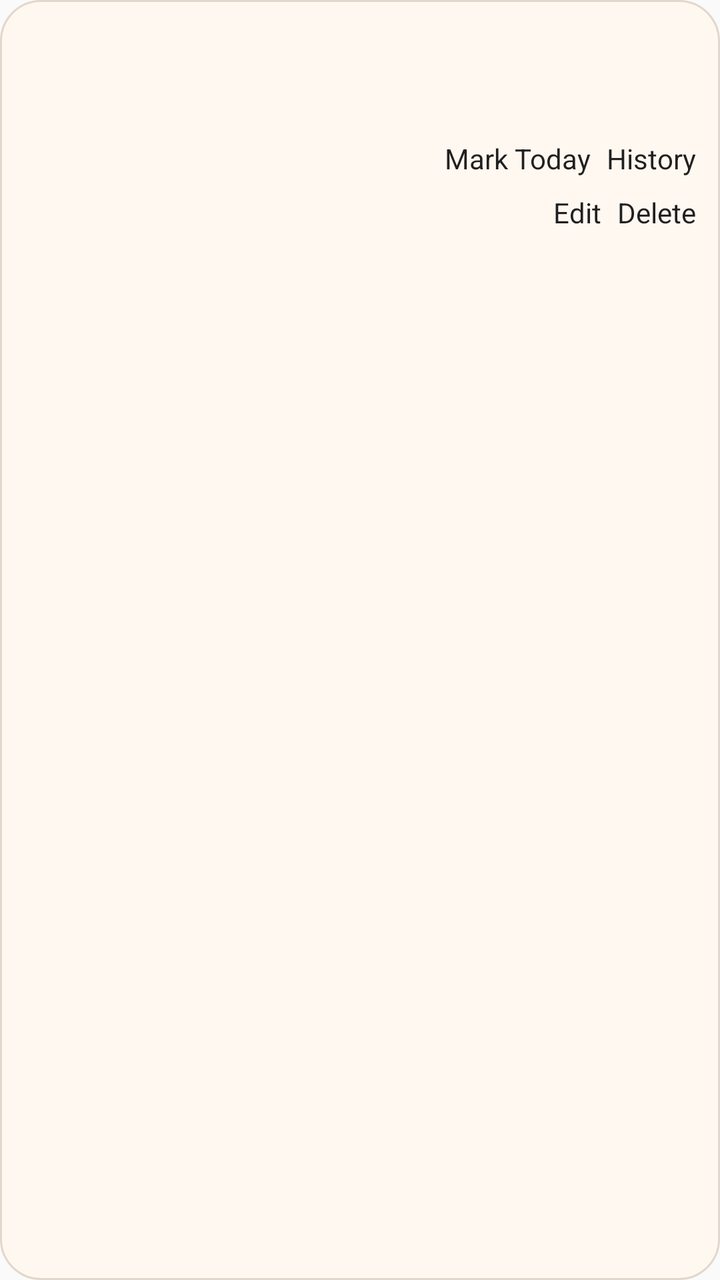
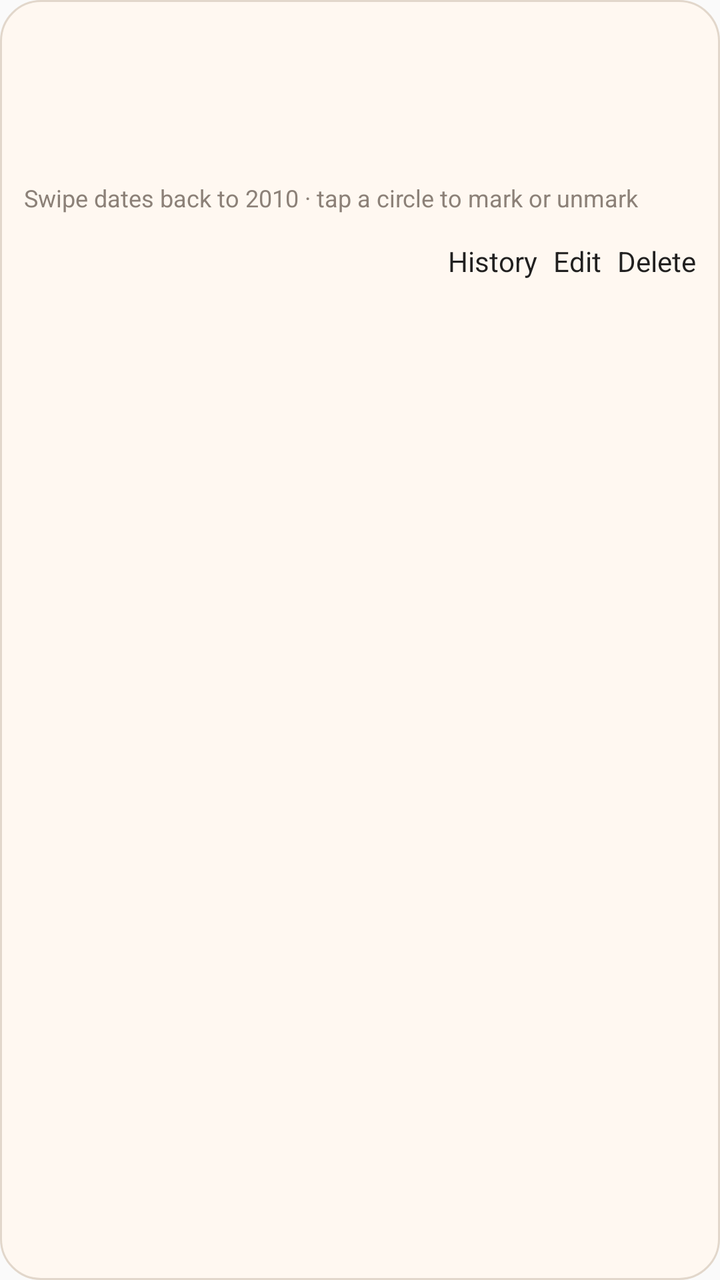

Screens rendered from an Android XML layout before and after an edit, with the pre-edit source and the edit as a unified diff.
<!-- AndroidManifest.xml: application theme android:Theme.Material.Light.NoActionBar -->
<!-- res/layout/last_time_item_row.xml -->
<?xml version="1.0" encoding="utf-8"?>
<LinearLayout xmlns:android="http://schemas.android.com/apk/res/android"
    android:layout_width="match_parent"
    android:layout_height="wrap_content"
    android:layout_marginTop="12dp"
    android:background="@drawable/widget_background"
    android:orientation="vertical"
    android:padding="12dp">

    <TextView
        android:id="@+id/item_title"
        android:layout_width="match_parent"
        android:layout_height="wrap_content"
        android:textColor="#1F1A17"
        android:textSize="17sp"
        android:textStyle="bold" />

    <TextView
        android:id="@+id/item_summary"
        android:layout_width="match_parent"
        android:layout_height="wrap_content"
        android:layout_marginTop="6dp"
        android:textColor="#5A4E45"
        android:textSize="14sp" />

    <TextView
        android:id="@+id/item_tag"
        android:layout_width="match_parent"
        android:layout_height="wrap_content"
        android:layout_marginTop="6dp"
        android:textColor="@color/widget_text_muted"
        android:textSize="13sp"
        android:textStyle="bold"
        android:visibility="gone" />

    <LinearLayout
        android:layout_width="match_parent"
        android:layout_height="wrap_content"
        android:layout_marginTop="10dp"
        android:gravity="end"
        android:orientation="horizontal">

        <Button
            android:id="@+id/item_mark_today_button"
            android:layout_width="wrap_content"
            android:layout_height="wrap_content"
            android:text="@string/item_mark_today_button" />

        <Button
            android:id="@+id/item_history_button"
            android:layout_width="wrap_content"
            android:layout_height="wrap_content"
            android:layout_marginStart="8dp"
            android:text="@string/history_item_button" />
    </LinearLayout>

    <LinearLayout
        android:layout_width="match_parent"
        android:layout_height="wrap_content"
        android:layout_marginTop="8dp"
        android:gravity="end"
        android:orientation="horizontal">

        <Button
            android:id="@+id/item_edit_button"
            android:layout_width="wrap_content"
            android:layout_height="wrap_content"
            android:text="@string/edit_item_button" />

        <Button
            android:id="@+id/item_delete_button"
            android:layout_width="wrap_content"
            android:layout_height="wrap_content"
            android:layout_marginStart="8dp"
            android:text="@string/delete_item_button" />
    </LinearLayout>
</LinearLayout>
<!-- resources referenced by this layout -->
<resources>
  <color name="widget_text_muted">#8C8178</color>
  <!-- drawable widget_background (drawable) -->
  <?xml version="1.0" encoding="utf-8"?>
  <shape xmlns:android="http://schemas.android.com/apk/res/android"
      android:shape="rectangle">
      <solid android:color="@color/widget_surface" />
      <corners android:radius="20dp" />
      <stroke
          android:width="1dp"
          android:color="@color/widget_border" />
  </shape>
  <string name="delete_item_button">Delete</string>
  <string name="edit_item_button">Edit</string>
  <string name="history_item_button">History</string>
  <string name="item_mark_today_button">Mark Today</string>
  <color name="widget_surface">#FFF8F1</color>
  <color name="widget_border">#E2D7CB</color>
</resources>

<!-- the commit's change to res/layout/last_time_item_row.xml (unified diff, before → after) -->
@@ -33,26 +33,40 @@
         android:textStyle="bold"
         android:visibility="gone" />
 
-    <LinearLayout
+    <TextView
+        android:id="@+id/item_calendar_month_label"
         android:layout_width="match_parent"
         android:layout_height="wrap_content"
         android:layout_marginTop="10dp"
-        android:gravity="end"
-        android:orientation="horizontal">
+        android:textColor="@color/widget_text_primary"
+        android:textSize="14sp"
+        android:textStyle="bold" />
 
-        <Button
-            android:id="@+id/item_mark_today_button"
+    <TextView
+        android:layout_width="match_parent"
+        android:layout_height="wrap_content"
+        android:layout_marginTop="2dp"
+        android:text="@string/item_calendar_strip_hint"
+        android:textColor="@color/widget_text_muted"
+        android:textSize="12sp" />
+
+    <HorizontalScrollView
+        android:id="@+id/item_calendar_scroll_view"
+        android:layout_width="match_parent"
+        android:layout_height="wrap_content"
+        android:layout_marginTop="6dp"
+        android:clipToPadding="false"
+        android:fillViewport="false"
+        android:overScrollMode="ifContentScrolls"
+        android:scrollbars="none">
+
+        <LinearLayout
+            android:id="@+id/item_calendar_container"
             android:layout_width="wrap_content"
             android:layout_height="wrap_content"
-            android:text="@string/item_mark_today_button" />
-
-        <Button
-            android:id="@+id/item_history_button"
-            android:layout_width="wrap_content"
-            android:layout_height="wrap_content"
-            android:layout_marginStart="8dp"
-            android:text="@string/history_item_button" />
-    </LinearLayout>
+            android:gravity="center_vertical"
+            android:orientation="horizontal" />
+    </HorizontalScrollView>
 
     <LinearLayout
         android:layout_width="match_parent"
@@ -62,9 +76,16 @@
         android:orientation="horizontal">
 
         <Button
+            android:id="@+id/item_history_button"
+            android:layout_width="wrap_content"
+            android:layout_height="wrap_content"
+            android:text="@string/history_item_button" />
+
+        <Button
             android:id="@+id/item_edit_button"
             android:layout_width="wrap_content"
             android:layout_height="wrap_content"
+            android:layout_marginStart="8dp"
             android:text="@string/edit_item_button" />
 
         <Button
<!-- resource entries referenced after the edit -->
@@ -1,6 +1,7 @@
 <!-- resources referenced by this layout -->
 <resources>
   <color name="widget_text_muted">#8C8178</color>
+  <color name="widget_text_primary">#1F1A17</color>
   <!-- drawable widget_background (drawable) -->
   <?xml version="1.0" encoding="utf-8"?>
   <shape xmlns:android="http://schemas.android.com/apk/res/android"
@@ -14,7 +15,7 @@
   <string name="delete_item_button">Delete</string>
   <string name="edit_item_button">Edit</string>
   <string name="history_item_button">History</string>
-  <string name="item_mark_today_button">Mark Today</string>
+  <string name="item_calendar_strip_hint">Swipe dates back to 2010 · tap a circle to mark or unmark</string>
   <color name="widget_surface">#FFF8F1</color>
   <color name="widget_border">#E2D7CB</color>
 </resources>
